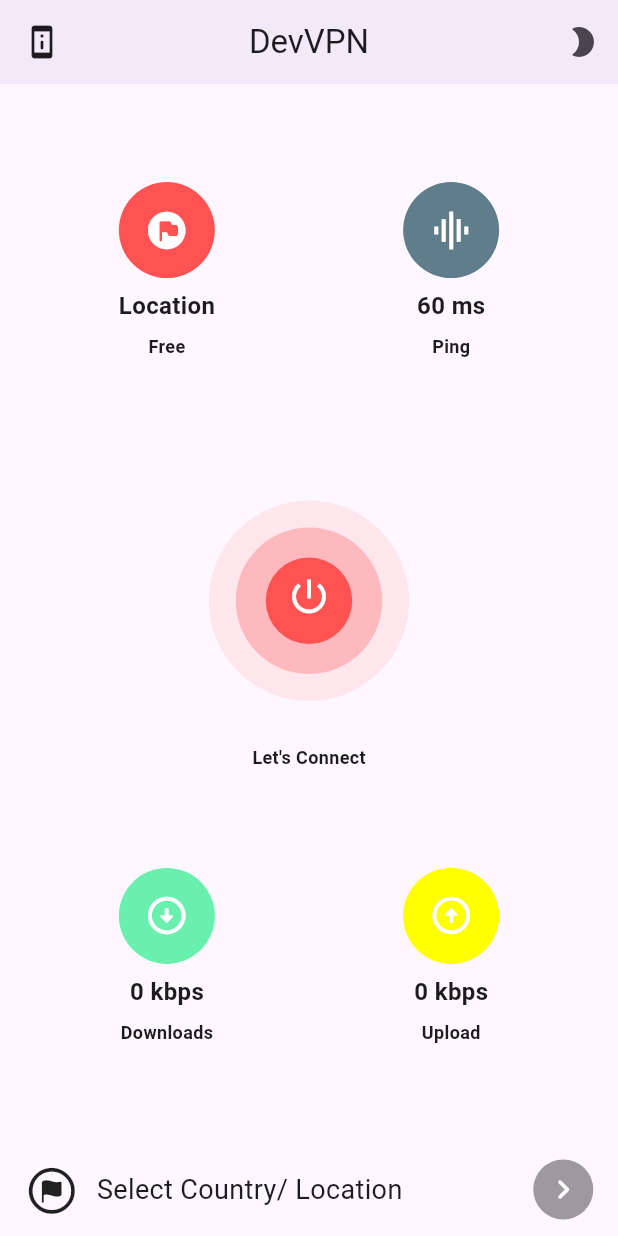
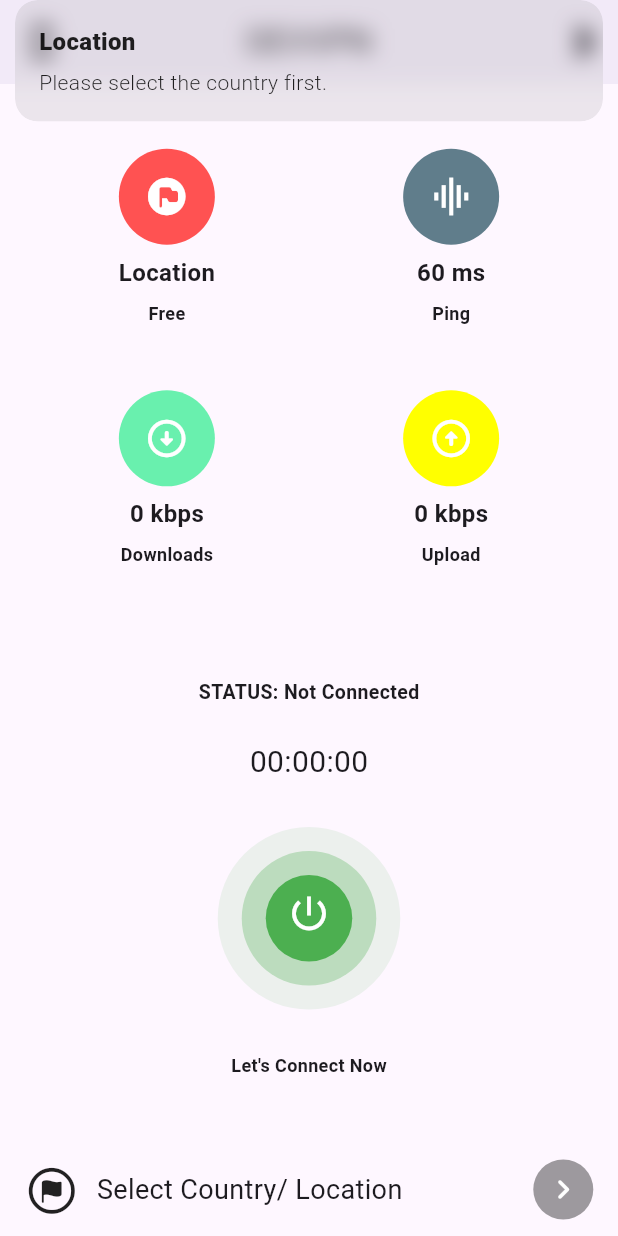
Before and after one commit to sonuraj909/RsVPN, a Flutter app: the screen it shows after launch, after a tap on the "power settings new" icon, on a phone screen of 412 x 824 dp. Run offline on Flutter 3.47's test engine with Material 3 defaults, Android fonts, the phone set to English and light mode, and no system bars; our stand-ins replace csv, get, hive_flutter; accounts and stored records are empty; network calls fail.

Commit message:
vpn server connecting , ip info screen, app icon

```diff
--- a/vpn_app/lib/allControllers/controller_home.dart
+++ b/vpn_app/lib/allControllers/controller_home.dart
@@ -36,10 +36,10 @@ class ControllerHome extends GetxController {
   Color get getRoundVpnButtonColor {
     switch (vpnConnectionState.value) {
       case VpnEngine.vpnDisconnectedNow:
-        return Colors.redAccent;
+        return Colors.green;
 
       case VpnEngine.vpnConnectedNow:
-        return Colors.green;
+        return Colors.redAccent;
 
       default:
         return Colors.orange;
@@ -49,7 +49,7 @@ class ControllerHome extends GetxController {
   String get getRoundVpnButtonText {
     switch (vpnConnectionState.value) {
       case VpnEngine.vpnDisconnectedNow:
-        return "Let's Connect";
+        return "Let's Connect Now";
 
       case VpnEngine.vpnConnectedNow:
         return "Disconnect";
--- a/vpn_app/lib/allModels/Ip_info.dart
+++ b/vpn_app/lib/allModels/Ip_info.dart
@@ -18,7 +18,7 @@ class IPInfo {
   });
 
   IPInfo.fromJson(Map<String, dynamic> jsonData) {
-    countryName = jsonData['country'];
+    countryName = jsonData['country'] ?? '';
     regionName = jsonData['regionName'] ?? '';
     cityName = jsonData['city'] ?? '';
     zipCode = jsonData['zip'] ?? ' **** ';
--- a/vpn_app/lib/allScreens/home_screen.dart
+++ b/vpn_app/lib/allScreens/home_screen.dart
@@ -5,6 +5,8 @@ import 'package:vpn_basic_project/allControllers/controller_home.dart';
 
 import 'package:vpn_basic_project/allModels/vpn_status.dart';
 import 'package:vpn_basic_project/allScreens/available_vpn_server_locations.dart';
+import 'package:vpn_basic_project/allScreens/connected_network_ip_info.dart';
+import 'package:vpn_basic_project/allWidget/timer_widget.dart';
 import 'package:vpn_basic_project/apiVpnGate/api_vpn_gate.dart';
 
 import 'package:vpn_basic_project/appPreferences/app_preferences.dart';
@@ -66,19 +68,36 @@ class HomeScreen extends StatelessWidget {
   Widget vpnRoundButton() {
     return Column(
       children: [
+        Container(
+          margin: EdgeInsets.only(
+              top: sizeScreen.height * .03, bottom: sizeScreen.height * .02),
+          padding: EdgeInsets.symmetric(
+            vertical: 6,
+            horizontal: 10,
+          ),
+          child: Text(
+            "STATUS: ${homeController.vpnConnectionState.value == VpnEngine.vpnDisconnectedNow ? "Not Connected" : homeController.vpnConnectionState.replaceAll("_", " ").toUpperCase()}",
+            style: TextStyle(fontSize: 13, fontWeight: FontWeight.bold),
+          ),
+        ),
+        Obx(() => TimerWidget(
+            initTimerNow: homeController.vpnConnectionState.value ==
+                VpnEngine.vpnConnectedNow)),
         Semantics(
           button: true,
           child: InkWell(
-            onTap: () {},
+            onTap: () {
+              homeController.connectToVpnNow();
+            },
             borderRadius: BorderRadius.circular(100),
             child: Container(
-              padding: EdgeInsets.all(18),
+              padding: EdgeInsets.all(16),
               decoration: BoxDecoration(
                 shape: BoxShape.circle,
                 color: homeController.getRoundVpnButtonColor.withOpacity(.1),
               ),
               child: Container(
-                padding: EdgeInsets.all(20),
+                padding: EdgeInsets.all(16),
                 decoration: BoxDecoration(
                   shape: BoxShape.circle,
                   color: homeController.getRoundVpnButtonColor.withOpacity(.3),
@@ -127,9 +146,11 @@ class HomeScreen extends StatelessWidget {
     sizeScreen = MediaQuery.of(context).size;
     return Scaffold(
       appBar: AppBar(
-        title: Text("DevVPN"),
+        title: Text("DEVVPN"),
         leading: IconButton(
-          onPressed: () {},
+          onPressed: () {
+            Get.to(() => ConnectedNetworkIpInfo());
+          },
           icon: Icon(Icons.perm_device_info_rounded),
         ),
         actions: [
@@ -172,7 +193,7 @@ class HomeScreen extends StatelessWidget {
                             .vpnInfo.value.countryLongName.isEmpty
                         ? null
                         : AssetImage(
-                            "countryFlags/${homeController.vpnInfo.value.countryShortName.toLowerCase()}.png"),
+                            "assets/countryFlags/${homeController.vpnInfo.value.countryShortName.toLowerCase()}.png"),
                   ),
                 ),
                 CustomRoundWidget(
@@ -195,8 +216,6 @@ class HomeScreen extends StatelessWidget {
             ),
           ),
 
-          //VPN
-          vpnRoundButton(),
           //download & ping
           StreamBuilder<VpnStatus?>(
               initialData: VpnStatus(),
@@ -234,6 +253,8 @@ class HomeScreen extends StatelessWidget {
                   ],
                 );
               }),
+          //VPN
+          Obx(() => vpnRoundButton()),
         ],
       ),
     );
--- /dev/null
+++ b/vpn_app/lib/allWidget/timer_widget.dart
@@ -0,0 +1,50 @@
+import 'dart:async';
+
+import 'package:flutter/cupertino.dart';
+
+class TimerWidget extends StatefulWidget {
+  final bool initTimerNow;
+  const TimerWidget({super.key, required this.initTimerNow});
+
+  @override
+  State<TimerWidget> createState() => _TimerWidgetState();
+}
+
+class _TimerWidgetState extends State<TimerWidget> {
+  Duration duration = Duration();
+  Timer? timer;
+
+  startTimerNow() {
+    timer = Timer.periodic(Duration(seconds: 1), (timer) {
+      setState(() {
+        duration = Duration(seconds: duration.inSeconds + 1);
+      });
+    });
+  }
+
+  stopTimerNow() {
+    setState(() {
+      timer?.cancel();
+      timer = null;
+      duration = Duration();
+    });
+  }
+
+  @override
+  Widget build(BuildContext context) {
+    if (timer == null || !widget.initTimerNow) {
+      widget.initTimerNow ? startTimerNow() : stopTimerNow();
+    }
+
+    String twoDigit(int number) => number.toString().padLeft(2, "0");
+    final minutes = twoDigit(duration.inMinutes.remainder(60));
+    final seconds = twoDigit(duration.inSeconds.remainder(60));
+    final hours = twoDigit(duration.inHours.remainder(60));
+    return Text(
+      "$hours:$minutes:$seconds",
+      style: TextStyle(
+        fontSize: 20,
+      ),
+    );
+  }
+}
--- a/vpn_app/lib/main.dart
+++ b/vpn_app/lib/main.dart
@@ -40,7 +40,7 @@ extension AppTheme on ThemeData {
   Color get bottomNavigationColor =>
       AppPreferences.isModeDark ? Colors.white12 : Colors.pinkAccent;
   Color get backgroundColor =>
-      AppPreferences.isModeDark ? Colors.white30 : Colors.black38;
+      AppPreferences.isModeDark ? Colors.blueGrey : Colors.black38;
   Color get iconColor =>
       AppPreferences.isModeDark ? Colors.white : Colors.white;
 }
```
Also changed, not shown: vpn_app/lib/allModels/network_ip_info.dart (added, +12 -0 lines), vpn_app/lib/allScreens/available_vpn_server_locations.dart (+25 -5 lines), vpn_app/lib/allScreens/connected_network_ip_info.dart (added, +109 -0 lines), vpn_app/lib/allWidget/network_ip_info_widget.dart (added, +38 -0 lines), vpn_app/lib/allWidget/vpn_location_card_widget.dart (+22 -3 lines), 13 other files.
